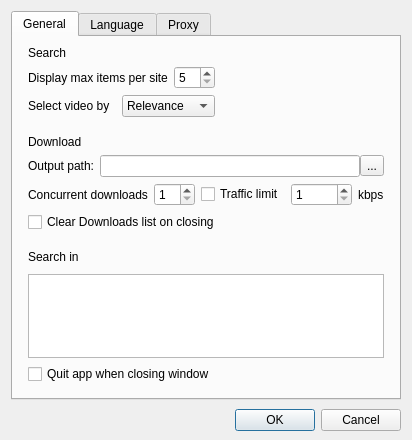
Qt form src/gui/preferences.ui (aliakseis/FVD) before a commit.
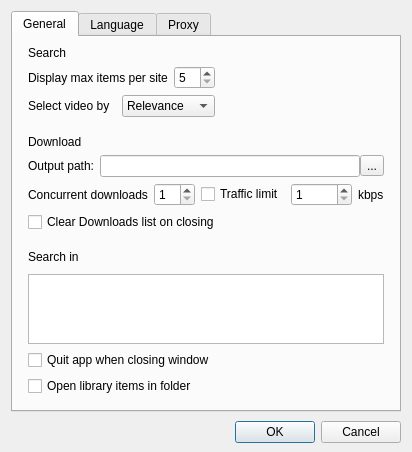
The same form after that commit. Custom widgets are drawn as their Qt base class.

Commit message: "Open library items in folder" option

What changed in the file:
```diff
--- a/src/gui/preferences.ui
+++ b/src/gui/preferences.ui
@@ -439,6 +439,13 @@
              </widget>
             </item>
             <item row="2" column="0">
+             <widget class="QCheckBox" name="chbOpenInFolder">
+              <property name="text">
+               <string>Open library items in folder</string>
+              </property>
+             </widget>
+            </item>
+            <item row="3" column="0">
              <spacer name="verticalSpacer_3">
               <property name="orientation">
                <enum>Qt::Vertical</enum>
```
The commit also changes 3 other files.
